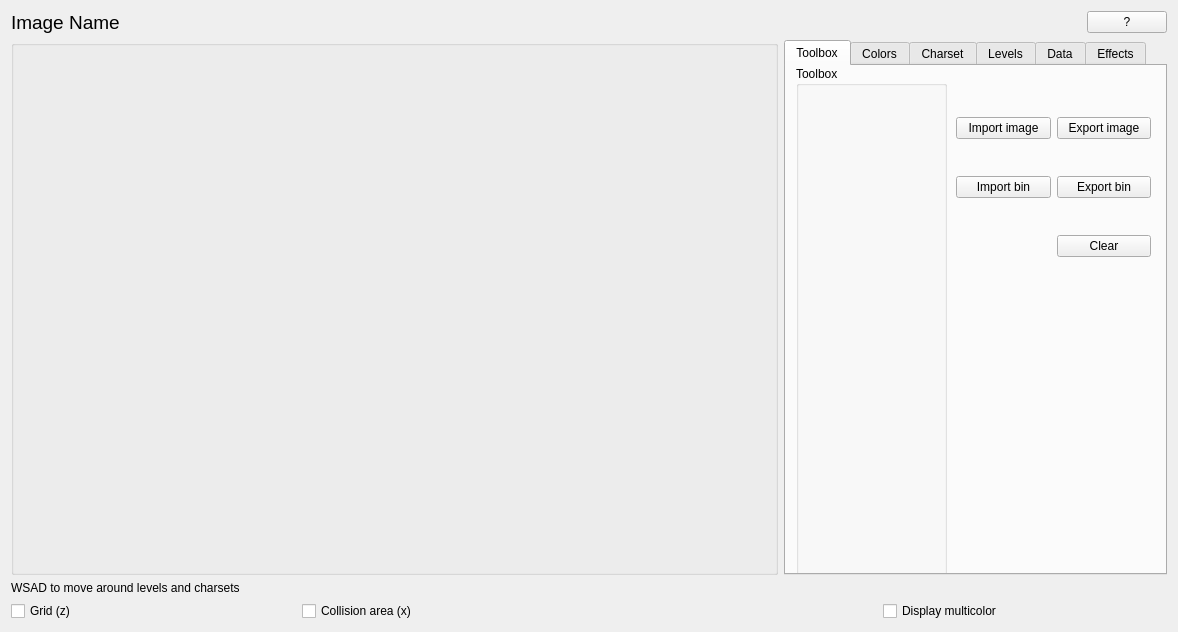
First picture: the form in source/trsedocuments/formimageeditor.ui, repository leuat/TRSE, before the edit.
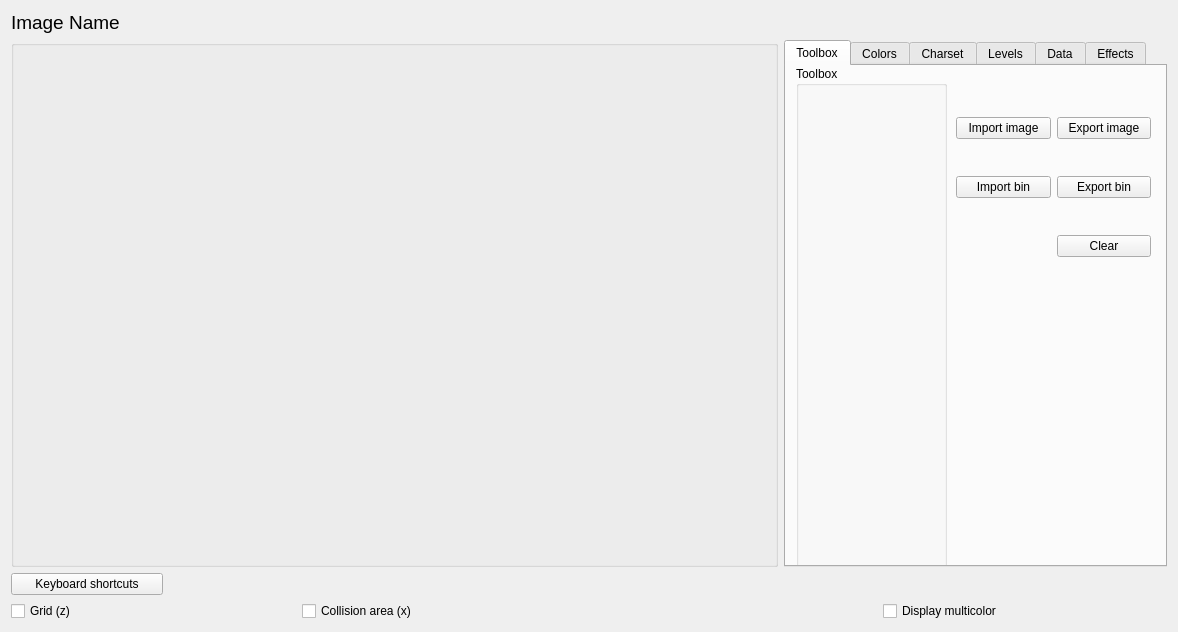
Second picture: the form after the edit. The open tabs and pages were chosen to show the change. Custom widgets are drawn as their Qt base class.

Commit message: Image help dialog

The edit to the form file:
```diff
--- a/source/trsedocuments/formimageeditor.ui
+++ b/source/trsedocuments/formimageeditor.ui
@@ -505,11 +505,11 @@
       </widget>
      </item>
      <item row="2" column="0">
-      <layout class="QHBoxLayout" name="horizontalLayout_3">
+      <layout class="QHBoxLayout" name="horizontalLayout_3" stretch="1,4">
        <item>
-        <widget class="QLabel" name="label">
+        <widget class="QPushButton" name="btnHelpImage">
          <property name="text">
-          <string>WSAD to move around levels and charsets</string>
+          <string>Keyboard shortcuts</string>
          </property>
         </widget>
        </item>
@@ -523,7 +523,7 @@
       </layout>
      </item>
      <item row="0" column="1">
-      <layout class="QHBoxLayout" name="horizontalLayout_4" stretch="6,1">
+      <layout class="QHBoxLayout" name="horizontalLayout_4" stretch="6">
        <property name="spacing">
         <number>2</number>
        </property>
@@ -533,20 +533,13 @@
           <enum>Qt::LeftToRight</enum>
          </property>
          <property name="text">
-          <string> </string>
+          <string/>
          </property>
          <property name="alignment">
           <set>Qt::AlignRight|Qt::AlignTrailing|Qt::AlignVCenter</set>
          </property>
         </widget>
        </item>
-       <item>
-        <widget class="QPushButton" name="btnHelpImage">
-         <property name="text">
-          <string>?</string>
-         </property>
-        </widget>
-       </item>
       </layout>
      </item>
     </layout>
```
Left out of the diff: 2 changed lines with no effect on the pictures. The commit also changes 11 other files.
